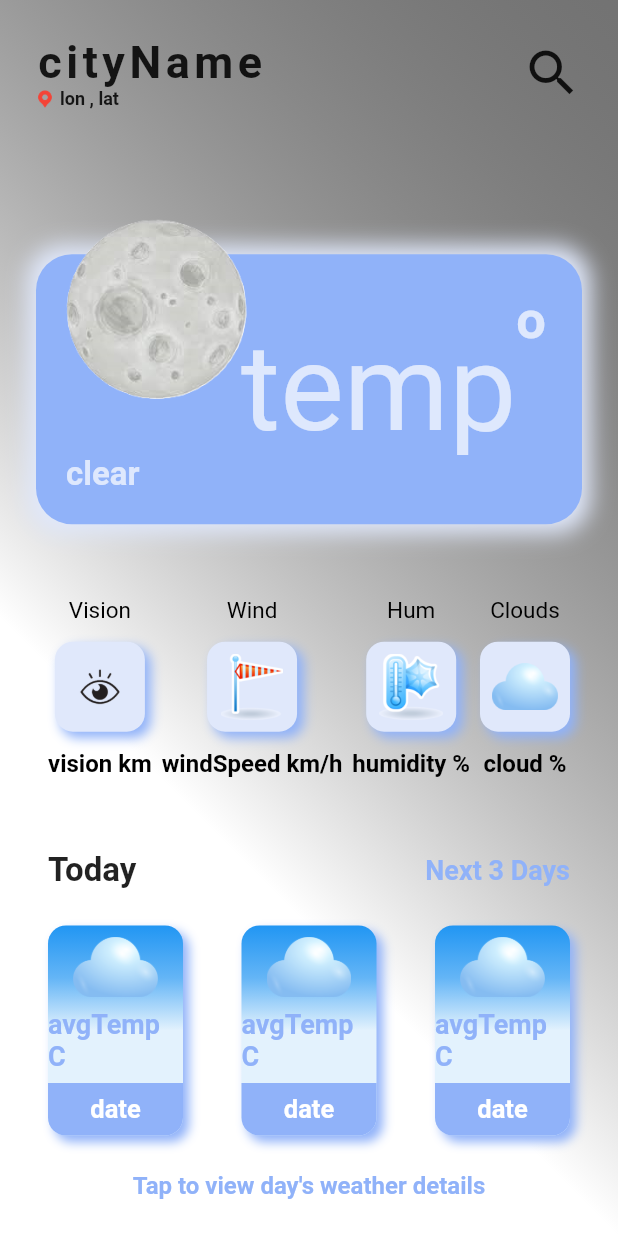
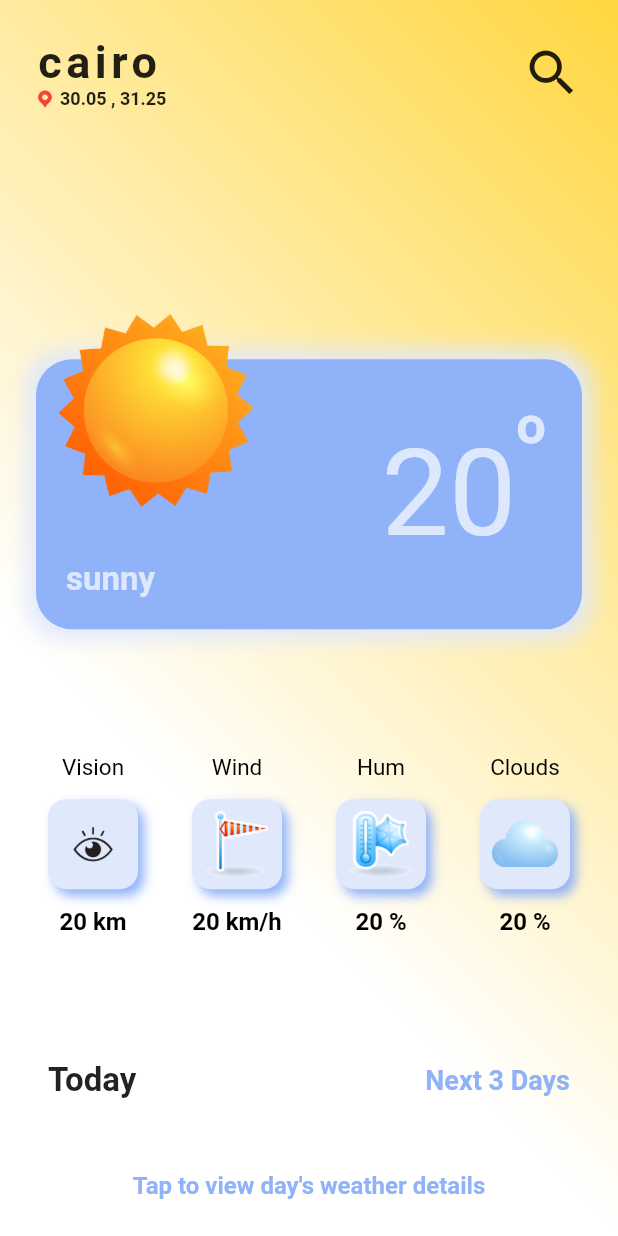
Before and after one commit to yousef-mahmoud-2002/Cloudy, a Flutter app: the WeatherView screen opened directly, on a phone screen of 412 x 824 dp. Run offline on Flutter 3.47's test engine with Material 3 defaults, Android fonts, the phone set to English and light mode, and no system bars; drawn by our look-alikes of skeletonizer; our stand-ins replace dio, flutter_bloc, flutter_custom_clippers, location.

Commit message:
make dummy models

```diff
--- a/analysis_options.yaml
+++ b/analysis_options.yaml
@@ -21,6 +21,8 @@ linter:
   # `// ignore_for_file: name_of_lint` syntax on the line or in the file
   # producing the lint.
   rules:
+    prefer_const_constructors: true
+    prefer_const_literals_to_create_immutables: true
     # avoid_print: false  # Uncomment to disable the `avoid_print` rule
     # prefer_single_quotes: true  # Uncomment to enable the `prefer_single_quotes` rule
 
--- a/lib/features/current_weather/data/models/weather_model.dart
+++ b/lib/features/current_weather/data/models/weather_model.dart
@@ -42,4 +42,20 @@ class WeatherModel {
       days: setDays(jsonData['forecast']['forecastday']),
     );
   }
+
+  factory WeatherModel.dummy() {
+    return WeatherModel(
+      cityName: 'cairo',
+      lon: '30.05',
+      lat: '31.25',
+      temp: '20',
+      isDay: 1,
+      weatherCondition: 'sunny',
+      windSpeed: '20',
+      humidity: '20',
+      cloud: '20',
+      vision: '20',
+      days: [],
+    );
+  }
 }
--- a/lib/features/current_weather/presentation/manager/weather_cubit/weather_cubit.dart
+++ b/lib/features/current_weather/presentation/manager/weather_cubit/weather_cubit.dart
@@ -8,31 +8,8 @@ part 'weather_state.dart';
 class WeatherCubit extends Cubit<WeatherState> {
   WeatherCubit() : super(WeatherInitial());
 
-  late WeatherModel weatherModel = WeatherModel(
-    cityName: 'cityName',
-    lon: 'lon',
-    lat: 'lat',
-    temp: 'temp',
-    isDay: 0,
-    weatherCondition: 'clear',
-    windSpeed: 'windSpeed',
-    humidity: 'humidity',
-    cloud: 'cloud',
-    vision: 'vision',
-    days: [day, day, day],
-  );
-  Day day = Day(
-    dayOfWeek: 'date',
-    temp: 'avgTemp',
-    windSpeed: 'windSpeed',
-    vision: 'vision',
-    humidity: 'humidity',
-    moonCondition: '12',
-    chanceOfRain: 'chanceOfRain',
-    chanceOfSnow: 'chanceOfSnow',
-    weatherCondition: 'weatherCondition',
-    hours: [],
-  );
+  WeatherModel weatherModel = WeatherModel.dummy();
+  Day day = Day.dummy();
 
   Future<WeatherModel> getWeather(String cityName) async {
     try {
--- a/lib/features/current_weather/presentation/views/weather_view.dart
+++ b/lib/features/current_weather/presentation/views/weather_view.dart
@@ -12,7 +12,7 @@ class WeatherView extends StatelessWidget {
 
   @override
   Widget build(BuildContext context) {
-    var weatherModel = BlocProvider.of<WeatherCubit>(context).weatherModel;
+    var weatherModel = context.watch<WeatherCubit>().weatherModel;
     return BlocBuilder<WeatherCubit, WeatherState>(
       builder: (context, state) {
         return Skeletonizer(
--- a/lib/features/daily_weather/data/models/day_model.dart
+++ b/lib/features/daily_weather/data/models/day_model.dart
@@ -40,6 +40,21 @@ class Day {
       hours: setHours(jsonData['hour']),
     );
   }
+
+  factory Day.dummy() {
+    return Day(
+      dayOfWeek: '',
+      temp: '',
+      windSpeed: '',
+      vision: '',
+      humidity: '',
+      chanceOfRain: '',
+      chanceOfSnow: '',
+      weatherCondition: '',
+      moonCondition: '',
+      hours: [],
+    );
+  }
 }
 
 String setDayOfWeek(List<String> date) {
--- a/lib/main.dart
+++ b/lib/main.dart
@@ -10,11 +10,11 @@ void main() {
   SystemChrome.setSystemUIOverlayStyle(const SystemUiOverlayStyle(
     statusBarColor: Colors.transparent,
   ));
-  runApp(const MyApp());
+  runApp(const Cloudy());
 }
 
-class MyApp extends StatelessWidget {
-  const MyApp({super.key});
+class Cloudy extends StatelessWidget {
+  const Cloudy({super.key});
 
   @override
   Widget build(BuildContext context) {
@@ -25,7 +25,6 @@ class MyApp extends StatelessWidget {
         home: const SplashView(),
         debugShowCheckedModeBanner: false,
         theme: ThemeData(
-
           useMaterial3: false,
           appBarTheme: const AppBarTheme(color: kPrimaryColor),
         ),
```
Also changed, not shown: lib/features/splash/presentation/views/splash_view.dart (+11 -16 lines), lib/features/splash/presentation/views/widgets/city_field.dart (deleted, +0 -47 lines), assets/get-started.png (deleted), assets/max-temp.png (deleted), 1 other file.
